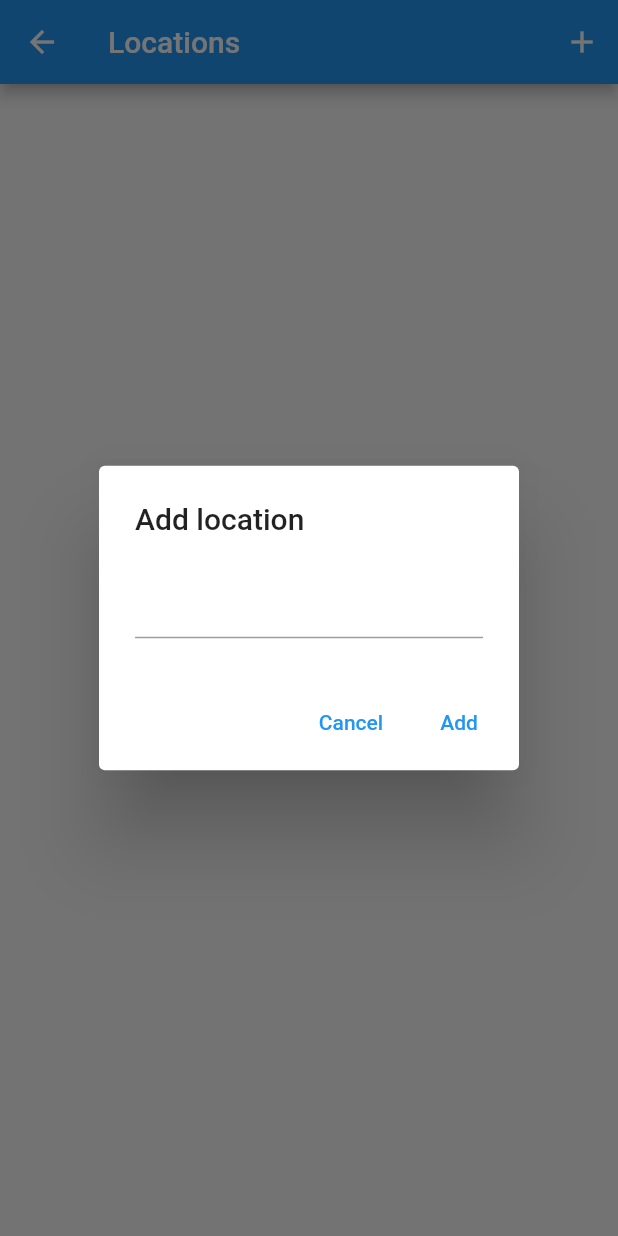
After one commit to Ashmit101/weather-app, a Flutter app: the Locations screen opened directly, after a tap on the "add" icon, on a phone screen of 412 x 824 dp. The commit adds this screen. Run offline on Flutter 3.47's test engine with Material 2 defaults, Android fonts, the phone set to English and light mode, and no system bars; our stand-ins replace geolocator, shared_preferences; accounts and stored records are empty.

Commit message:
Add new page and alert dialog to add locations
Add a new page, alert dialog for adding new location, new class for downloading weather data from internet and remove the location chooser route.

See: #5

```diff
--- a/lib/screens/location_chooser.dart
+++ b/lib/screens/location_chooser.dart
@@ -106,7 +106,7 @@ void saveLocation(String city) async {
 }
 
 gotoCurrentWeather(BuildContext context, String message) {
-  Navigator.push(context,
+  Navigator.pushReplacement(context,
       MaterialPageRoute(builder: (context) => CurrentDetails(message)));
 }
 
--- /dev/null
+++ b/lib/screens/side_locatons.dart
@@ -0,0 +1,34 @@
+import 'package:flutter/material.dart';
+import 'package:weather/widgets/location_insert_alert.dart';
+
+class Locations extends StatefulWidget {
+  const Locations({Key? key}) : super(key: key);
+
+  @override
+  _LocationsState createState() => _LocationsState();
+}
+
+class _LocationsState extends State<Locations> {
+  @override
+  Widget build(BuildContext context) {
+    return Scaffold(
+      appBar: AppBar(
+        title: Text('Locations'),
+        actions: [
+          IconButton(
+            icon: Icon(Icons.add),
+            onPressed: () => addLocation(),
+          )
+        ],
+      ),
+    );
+  }
+
+  addLocation() {
+    showDialog(
+        context: context,
+        builder: (BuildContext context) {
+          return AddLocation();
+        });
+  }
+}
--- a/lib/screens/today_details.dart
+++ b/lib/screens/today_details.dart
@@ -1,6 +1,8 @@
 import 'package:flutter/material.dart';
 import 'package:weather/data/weather.dart';
 import 'dart:convert';
+
+import 'package:weather/screens/side_locatons.dart';
 
 class CurrentDetails extends StatefulWidget {
   String message;
@@ -58,6 +60,11 @@ class _CurrentDetailsState extends State<CurrentDetails> {
     return Scaffold(
         appBar: AppBar(
           title: Text(name),
+          actions: [
+            IconButton(
+                onPressed: () => goToLocations(context),
+                icon: Icon(Icons.public)),
+          ],
         ),
         body: SingleChildScrollView(
             child: Container(
@@ -249,3 +256,8 @@ class _CurrentDetailsState extends State<CurrentDetails> {
         )));
   }
 }
+
+goToLocations(BuildContext context) {
+  print('Pressed more locations');
+  Navigator.push(context, MaterialPageRoute(builder: (context) => Locations()));
+}
--- /dev/null
+++ b/lib/tools/weather_downloader.dart
@@ -0,0 +1,13 @@
+import '../data/data.dart';
+import 'dart:convert';
+import 'package:http/http.dart' as http;
+
+class DownloadWeather {
+  static Future downloadWeatherJsonWithName(String location) async {
+    //Get http response
+    var response = await http.get(Uri.parse(
+        "http://api.openweathermap.org/data/2.5/weather?q=$location&appid=${API.apiKey}"));
+    print('Status code : ${response.statusCode}');
+    return response;
+  }
+}
--- /dev/null
+++ b/lib/widgets/location_insert_alert.dart
@@ -0,0 +1,40 @@
+import 'package:flutter/material.dart';
+import '../tools/weather_downloader.dart';
+
+TextEditingController locationController = TextEditingController();
+
+class AddLocation extends StatefulWidget {
+  const AddLocation({Key? key}) : super(key: key);
+
+  @override
+  _AddLocationState createState() => _AddLocationState();
+}
+
+class _AddLocationState extends State<AddLocation> {
+  @override
+  Widget build(BuildContext context) {
+    return AlertDialog(
+      title: Text('Add location'),
+      content: Container(
+        child: TextField(
+          controller: locationController,
+        ),
+      ),
+      actions: [
+        TextButton(
+            onPressed: () => Navigator.pop(context), child: Text('Cancel')),
+        TextButton(onPressed: () => getLocation(), child: Text('Add')),
+      ],
+      elevation: 24.0,
+    );
+  }
+}
+
+getLocation() async {
+  String location = locationController.text;
+  print('Location : $location');
+  var response = await DownloadWeather.downloadWeatherJsonWithName(location);
+  if (response.statusCode == 200) {
+    print('Location added');
+  }
+}
```
